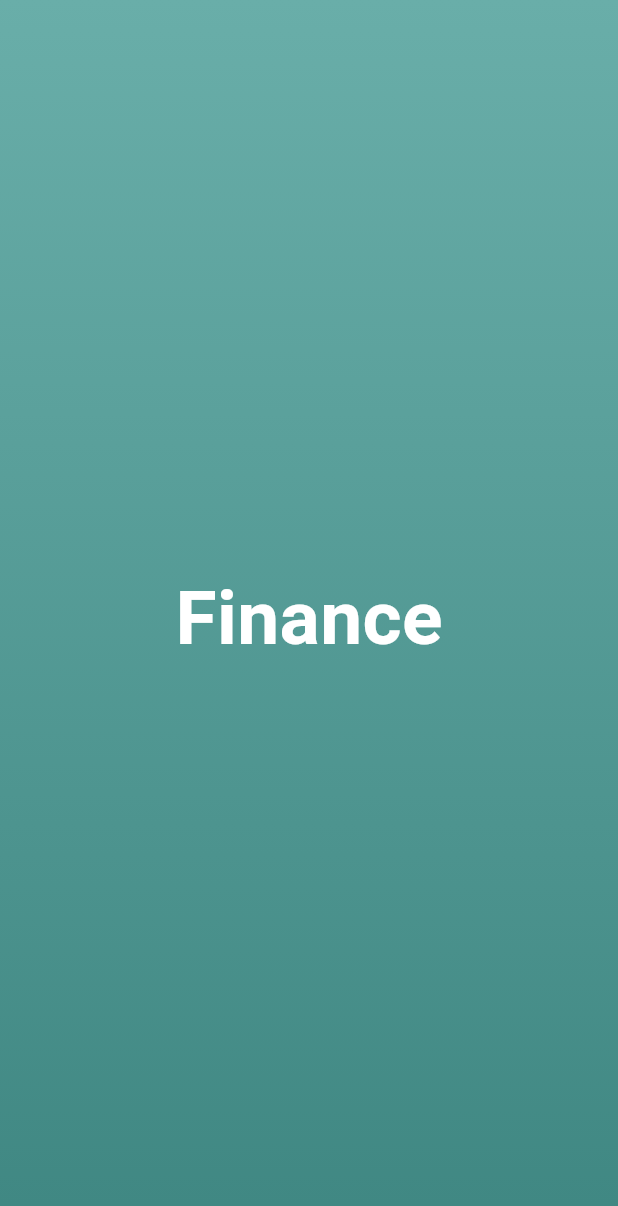
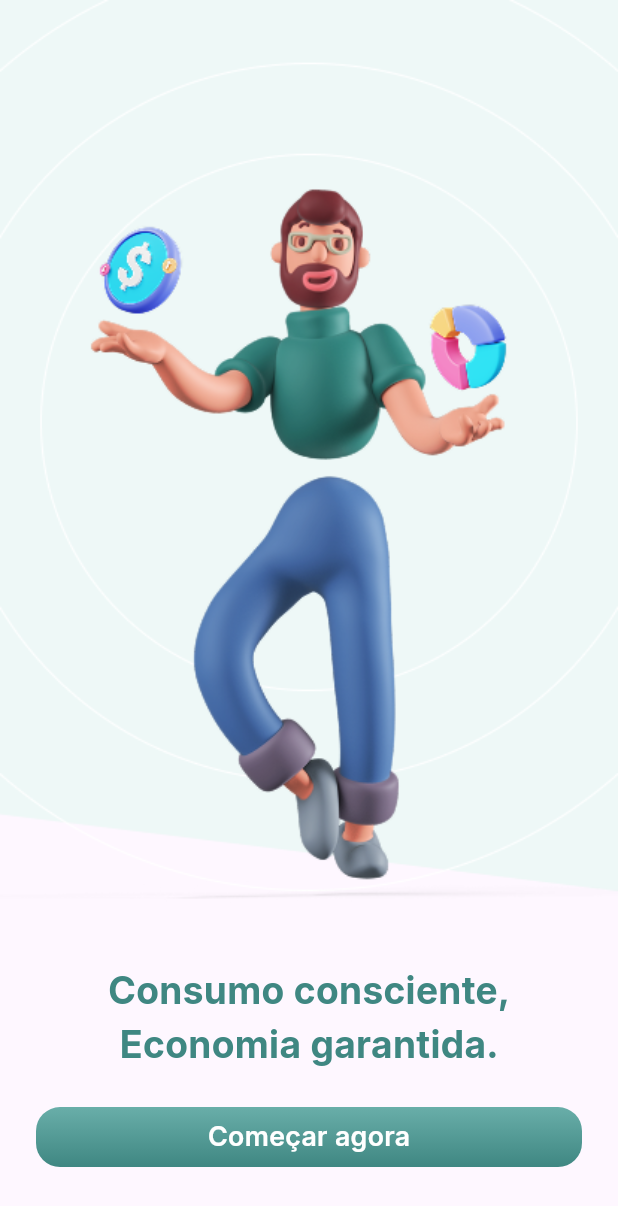
Before and after one commit to MaSamahaa/finances, a Flutter app: the screen it shows after launch, on a phone screen of 412 x 824 dp. Shown: the top 1206 px of the screen. Run offline on Flutter 3.47's test engine with Material 3 defaults, Android fonts, the phone set to English and light mode, and no system bars.

Commit message:
onboarding_page

```diff
--- a/lib/app.dart
+++ b/lib/app.dart
@@ -1,3 +1,4 @@
+import 'package:finance_app/features/onboarding/onboarding_page.dart';
 import 'package:finance_app/features/splash/splash_page.dart';
 import 'package:flutter/material.dart';
 
@@ -7,7 +8,7 @@ class App extends StatelessWidget {
   @override
   Widget build(BuildContext context) {
     return const MaterialApp(
-      home:SplashPage(),
+      home: OnboardingPage(),
     );
   }
 }
--- /dev/null
+++ b/lib/common/constants/app_colors.dart
@@ -0,0 +1,19 @@
+import 'package:flutter/material.dart';
+
+class AppColors {
+  AppColors._();
+
+  static const Color greenlightOne = Color(0xFF69AEA9);
+  static const Color greenlightTwo = Color(0xFF3F8782);
+  static const List<Color> greenGradient = [
+    Color(0xFF69AEA9),
+    Color(0xFF3F8782),
+  ];
+
+    static const List<Color> greyGradient = [
+    Color.fromARGB(255, 207, 205, 205),
+    Color.fromARGB(255, 133, 136, 136),
+  ];
+  static const Color white = Colors.white;
+  static const Color grey = Color(0xFF444444);
+}
--- /dev/null
+++ b/lib/common/constants/app_text_styles.dart
@@ -0,0 +1,29 @@
+import 'package:flutter/material.dart';
+
+class AppTextStyles {
+  AppTextStyles._();
+
+  static const TextStyle bigText = TextStyle(
+    fontFamily: 'Inter',
+    fontSize: 50.0,
+    fontWeight: FontWeight.w700,
+  );
+
+    static const TextStyle mediumText = TextStyle(
+    fontFamily: 'Inter',
+    fontSize: 25.0,
+    fontWeight: FontWeight.w700,
+  );
+
+      static const TextStyle mediumText18 = TextStyle(
+    fontFamily: 'Inter',
+    fontSize: 18.0,
+    fontWeight: FontWeight.w600,
+  );
+
+    static const TextStyle smallText = TextStyle(
+    fontFamily: 'Inter',
+    fontSize: 14.0,
+    fontWeight: FontWeight.w500,
+  );
+}
--- /dev/null
+++ b/lib/common/widgets/primary_button.dart
@@ -0,0 +1,45 @@
+import 'package:finance_app/common/constants/app_colors.dart';
+import 'package:finance_app/common/constants/app_text_styles.dart';
+import 'package:flutter/material.dart';
+
+class PrimaryButton extends StatelessWidget {
+  final VoidCallback? onPressed;
+  final String text;
+
+  const PrimaryButton({
+    super.key,
+    this.onPressed,
+    required this.text,
+  });
+
+  final BorderRadius _borderRadius = const BorderRadius.all(
+    Radius.circular(16.0),
+  );
+
+  @override
+  Widget build(BuildContext context) {
+    return Ink(
+      height: 40,
+      decoration: BoxDecoration(
+        borderRadius: _borderRadius,
+        gradient: LinearGradient(
+          begin: Alignment.topCenter,
+          end: Alignment.bottomCenter,
+          colors: onPressed != null
+              ? AppColors.greenGradient
+              : AppColors.greyGradient,
+        ),
+      ),
+      child: InkWell(
+        borderRadius: _borderRadius,
+        onTap: onPressed,
+        child: Align(
+          child: Text(
+            text,
+            style: AppTextStyles.mediumText18.copyWith(color: AppColors.white),
+          ),
+        ),
+      ),
+    );
+  }
+}
--- /dev/null
+++ b/lib/features/onboarding/onboarding_page.dart
@@ -0,0 +1,49 @@
+import 'package:finance_app/common/constants/app_colors.dart';
+import 'package:finance_app/common/constants/app_text_styles.dart';
+import 'package:finance_app/common/widgets/primary_button.dart';
+import 'package:flutter/material.dart';
+
+class OnboardingPage extends StatelessWidget {
+  const OnboardingPage({super.key});
+
+  @override
+  Widget build(BuildContext context) {
+    return Scaffold(
+      body: Column(
+        children: [
+          Image.asset('assets/images/man.png'),
+          const SizedBox(
+            height: 32.0,
+          ),
+          Text(
+            'Consumo consciente,',
+            style: AppTextStyles.mediumText
+                .copyWith(color: AppColors.greenlightTwo),
+          ),
+          Text(
+            'Economia garantida.',
+            style: AppTextStyles.mediumText
+                .copyWith(color: AppColors.greenlightTwo),
+          ),
+          Padding(
+            padding: const EdgeInsets.symmetric(
+              horizontal: 24.0,
+              vertical: 24.0,
+            ),
+            child: PrimaryButton(
+              text: 'Começar agora',
+              onPressed: () {},
+            ),
+          ),
+          const SizedBox(
+            height: 20,
+          ),
+          Text(
+            'Já possui uma conta? Faça login',
+            style: AppTextStyles.smallText.copyWith(color: AppColors.grey),
+          ),
+        ],
+      ),
+    );
+  }
+}
--- a/lib/features/splash/splash_page.dart
+++ b/lib/features/splash/splash_page.dart
@@ -1,3 +1,5 @@
+import 'package:finance_app/common/constants/app_colors.dart';
+import 'package:finance_app/common/constants/app_text_styles.dart';
 import 'package:flutter/material.dart';
 
 class SplashPage extends StatelessWidget {
@@ -8,19 +10,16 @@ class SplashPage extends StatelessWidget {
     return Scaffold(
       body: Container(
         alignment: Alignment.center,
-        decoration: BoxDecoration(
+        decoration: const BoxDecoration(
           gradient: LinearGradient(
             begin: Alignment.topCenter,
             end: Alignment.bottomCenter,
-            colors: [Color(0xFF69AEA9), Color(0xFF3F8782)],
+            colors: AppColors.greenGradient,
           ),
         ),
-        child: const Text(
+        child:  Text(
           'Finance',
-          style: TextStyle(
-              fontSize: 50.0,
-              fontWeight: FontWeight.w700,
-              color: Color(0xFFFFFFFF)),
+          style: AppTextStyles.bigText.copyWith(color: AppColors.white),
         ),
       ),
     );
```
Also changed, not shown: pubspec.yaml (+20 -16 lines), assets/fonts/Inter-Bold.ttf (added), assets/fonts/Inter-Medium.ttf (added), assets/fonts/Inter-Regular.ttf (added), assets/fonts/Inter-SemiBold.ttf (added), assets/images/man.png (added), assets/images/man2.svg (added), pubspec.lock, 1 other file.
